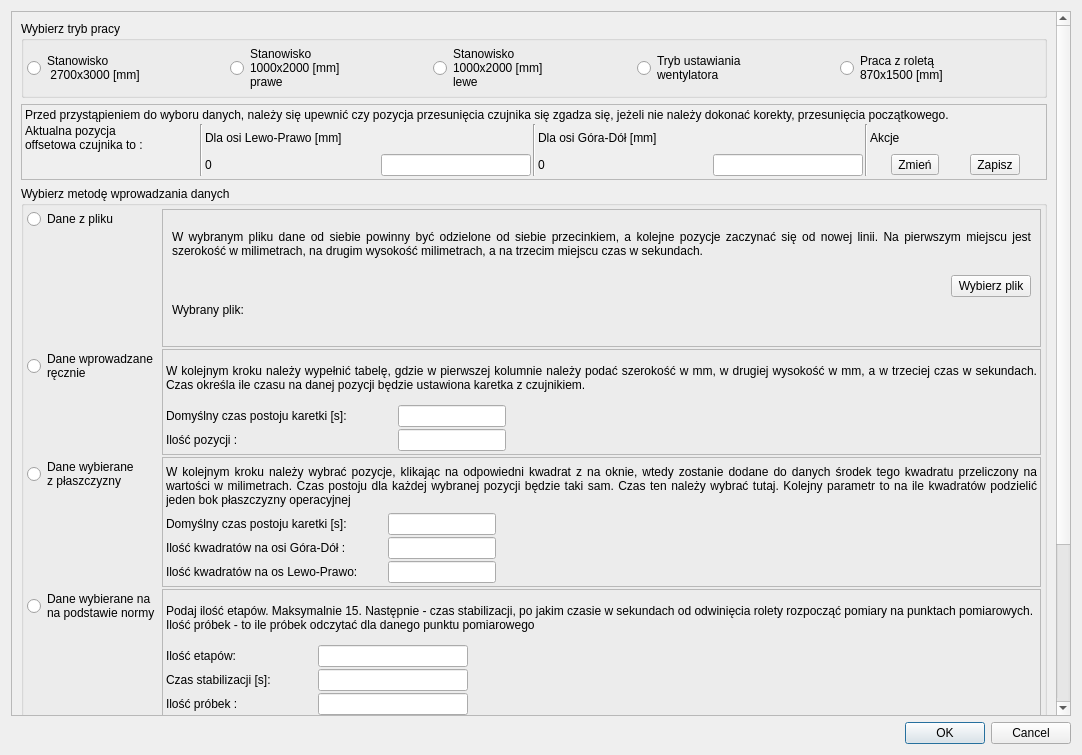
This is PrzeplywomierzGUI/Aplikacja/wybormetody.ui in wiacekmarcin/StanowiskoOtwock as Qt 5 draws it before an edit. The edited form follows.
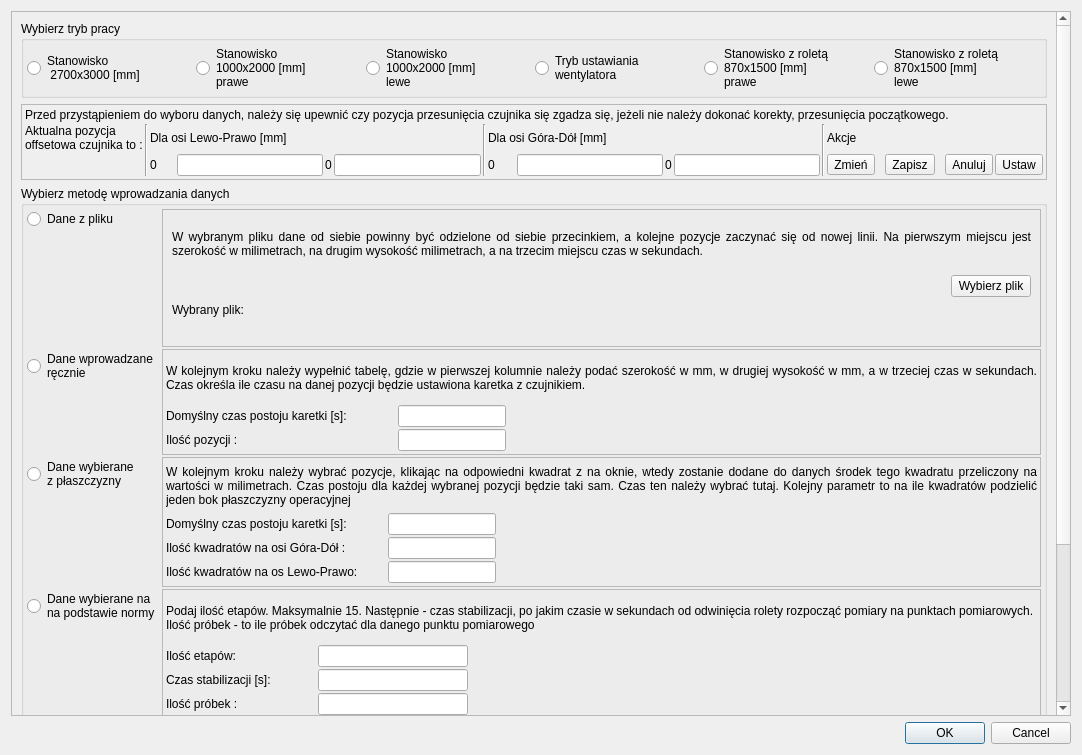
This is the edited form.

Commit message: Dodano lustrzane odbicie wersji z roletą

```diff
--- a/PrzeplywomierzGUI/Aplikacja/wybormetody.ui
+++ b/PrzeplywomierzGUI/Aplikacja/wybormetody.ui
@@ -33,8 +33,8 @@
        <rect>
         <x>0</x>
         <y>0</y>
-        <width>1058</width>
-        <height>898</height>
+        <width>1048</width>
+        <height>1016</height>
        </rect>
       </property>
       <layout class="QVBoxLayout" name="verticalLayout_6">
@@ -96,8 +96,18 @@
           <item>
            <widget class="QRadioButton" name="rbRoleta">
             <property name="text">
-             <string>Praca z roletą
-870x1500 [mm]</string>
+             <string>Stanowisko z roletą
+870x1500 [mm]
+prawe</string>
+            </property>
+           </widget>
+          </item>
+          <item>
+           <widget class="QRadioButton" name="rbRoletaL">
+            <property name="text">
+             <string>Stanowisko z roletą
+870x1500 [mm]
+lewe</string>
             </property>
            </widget>
           </item>
@@ -128,19 +138,6 @@
           <property name="spacing">
            <number>2</number>
           </property>
-          <item row="2" column="2">
-           <widget class="QLabel" name="normaOffsetX">
-            <property name="minimumSize">
-             <size>
-              <width>25</width>
-              <height>0</height>
-             </size>
-            </property>
-            <property name="text">
-             <string>0</string>
-            </property>
-           </widget>
-          </item>
           <item row="1" column="1" rowspan="2">
            <widget class="Line" name="line">
             <property name="orientation">
@@ -148,36 +145,6 @@
             </property>
            </widget>
           </item>
-          <item row="1" column="8">
-           <widget class="QLabel" name="label_8">
-            <property name="text">
-             <string>Akcje</string>
-            </property>
-           </widget>
-          </item>
-          <item row="1" column="4" rowspan="2">
-           <widget class="Line" name="line_2">
-            <property name="orientation">
-             <enum>Qt::Vertical</enum>
-            </property>
-           </widget>
-          </item>
-          <item row="2" column="6">
-           <widget class="QLineEdit" name="normaOffsetYEdit">
-            <property name="minimumSize">
-             <size>
-              <width>25</width>
-              <height>0</height>
-             </size>
-            </property>
-            <property name="maximumSize">
-             <size>
-              <width>150</width>
-              <height>16777215</height>
-             </size>
-            </property>
-           </widget>
-          </item>
           <item row="1" column="0">
            <widget class="QLabel" name="label_5">
             <property name="text">
@@ -186,7 +153,69 @@
             </property>
            </widget>
           </item>
-          <item row="2" column="8">
+          <item row="2" column="11">
+           <widget class="QLineEdit" name="normaOffsetYEditL">
+            <property name="maximumSize">
+             <size>
+              <width>150</width>
+              <height>16777215</height>
+             </size>
+            </property>
+           </widget>
+          </item>
+          <item row="0" column="0" colspan="14">
+           <widget class="QLabel" name="label_9">
+            <property name="text">
+             <string>Przed przystąpieniem do wyboru danych, należy się upewnić czy pozycja przesunięcia czujnika się zgadza się, jeżeli nie należy dokonać korekty, przesunięcia początkowego. </string>
+            </property>
+           </widget>
+          </item>
+          <item row="2" column="3">
+           <widget class="QLineEdit" name="normaOffsetXEditP">
+            <property name="minimumSize">
+             <size>
+              <width>25</width>
+              <height>0</height>
+             </size>
+            </property>
+            <property name="maximumSize">
+             <size>
+              <width>150</width>
+              <height>16777215</height>
+             </size>
+            </property>
+           </widget>
+          </item>
+          <item row="1" column="2" colspan="4">
+           <widget class="QLabel" name="label_6">
+            <property name="maximumSize">
+             <size>
+              <width>300</width>
+              <height>16777215</height>
+             </size>
+            </property>
+            <property name="text">
+             <string>Dla osi Lewo-Prawo [mm]</string>
+            </property>
+           </widget>
+          </item>
+          <item row="2" column="9">
+           <widget class="QLineEdit" name="normaOffsetYEditP">
+            <property name="minimumSize">
+             <size>
+              <width>25</width>
+              <height>0</height>
+             </size>
+            </property>
+            <property name="maximumSize">
+             <size>
+              <width>150</width>
+              <height>16777215</height>
+             </size>
+            </property>
+           </widget>
+          </item>
+          <item row="2" column="13">
            <widget class="QWidget" name="widget" native="true">
             <layout class="QHBoxLayout" name="horizontalLayout_5">
              <property name="spacing">
@@ -218,63 +247,116 @@
                </property>
               </widget>
              </item>
+             <item>
+              <widget class="QToolButton" name="pbNormaCancel">
+               <property name="text">
+                <string>Anuluj</string>
+               </property>
+              </widget>
+             </item>
             </layout>
            </widget>
           </item>
-          <item row="2" column="3">
-           <widget class="QLineEdit" name="normaOffsetXEdit">
-            <property name="minimumSize">
-             <size>
-              <width>25</width>
-              <height>0</height>
-             </size>
-            </property>
-            <property name="maximumSize">
-             <size>
-              <width>150</width>
-              <height>16777215</height>
-             </size>
-            </property>
-           </widget>
-          </item>
-          <item row="1" column="5" colspan="2">
-           <widget class="QLabel" name="label_7">
-            <property name="text">
-             <string>Dla osi Góra-Dół [mm]</string>
-            </property>
-           </widget>
-          </item>
           <item row="2" column="5">
-           <widget class="QLabel" name="normaOffsetY">
-            <property name="minimumSize">
+           <widget class="QLineEdit" name="normaOffsetXEditL">
+            <property name="maximumSize">
              <size>
-              <width>25</width>
-              <height>0</height>
+              <width>150</width>
+              <height>16777215</height>
              </size>
             </property>
-            <property name="text">
-             <string>0</string>
-            </property>
            </widget>
           </item>
-          <item row="1" column="7" rowspan="2">
+          <item row="1" column="12" rowspan="2">
            <widget class="Line" name="line_3">
             <property name="orientation">
              <enum>Qt::Vertical</enum>
             </property>
            </widget>
           </item>
-          <item row="1" column="2" colspan="2">
-           <widget class="QLabel" name="label_6">
+          <item row="1" column="6" rowspan="2">
+           <widget class="Line" name="line_2">
+            <property name="orientation">
+             <enum>Qt::Vertical</enum>
+            </property>
+           </widget>
+          </item>
+          <item row="1" column="7" colspan="3">
+           <widget class="QLabel" name="label_7">
             <property name="text">
-             <string>Dla osi Lewo-Prawo [mm]</string>
+             <string>Dla osi Góra-Dół [mm]</string>
             </property>
            </widget>
           </item>
-          <item row="0" column="0" colspan="9">
-           <widget class="QLabel" name="label_9">
+          <item row="2" column="2">
+           <widget class="QLabel" name="normaOffsetXP">
+            <property name="minimumSize">
+             <size>
+              <width>25</width>
+              <height>0</height>
+             </size>
+            </property>
+            <property name="maximumSize">
+             <size>
+              <width>150</width>
+              <height>16777215</height>
+             </size>
+            </property>
             <property name="text">
-             <string>Przed przystąpieniem do wyboru danych, należy się upewnić czy pozycja przesunięcia czujnika się zgadza się, jeżeli nie należy dokonać korekty, przesunięcia początkowego. </string>
+             <string>0</string>
+            </property>
+           </widget>
+          </item>
+          <item row="2" column="7">
+           <widget class="QLabel" name="normaOffsetYP">
+            <property name="minimumSize">
+             <size>
+              <width>25</width>
+              <height>0</height>
+             </size>
+            </property>
+            <property name="text">
+             <string>0</string>
+            </property>
+           </widget>
+          </item>
+          <item row="2" column="4">
+           <widget class="QLabel" name="normaOffsetXL">
+            <property name="maximumSize">
+             <size>
+              <width>150</width>
+              <height>16777215</height>
+             </size>
+            </property>
+            <property name="text">
+             <string>0</string>
+            </property>
+           </widget>
+          </item>
+          <item row="2" column="10">
+           <widget class="QLabel" name="normaOffsetYL">
+            <property name="maximumSize">
+             <size>
+              <width>150</width>
+              <height>16777215</height>
+             </size>
+            </property>
+            <property name="text">
+             <string>0</string>
+            </property>
+           </widget>
+          </item>
+          <item row="1" column="13">
+           <widget class="QLabel" name="label_8">
+            <property name="text">
+             <string>Akcje</string>
+            </property>
+           </widget>
+          </item>
+          <item row="2" column="14">
+           <widget class="QToolButton" name="pbNornaSet">
+            <property name="text">
+             <string>Ustaw</string>
             </property>
            </widget>
           </item>
```
Left out of the diff: 2 changed lines with no effect on the pictures. The commit also changes 24 other files.
